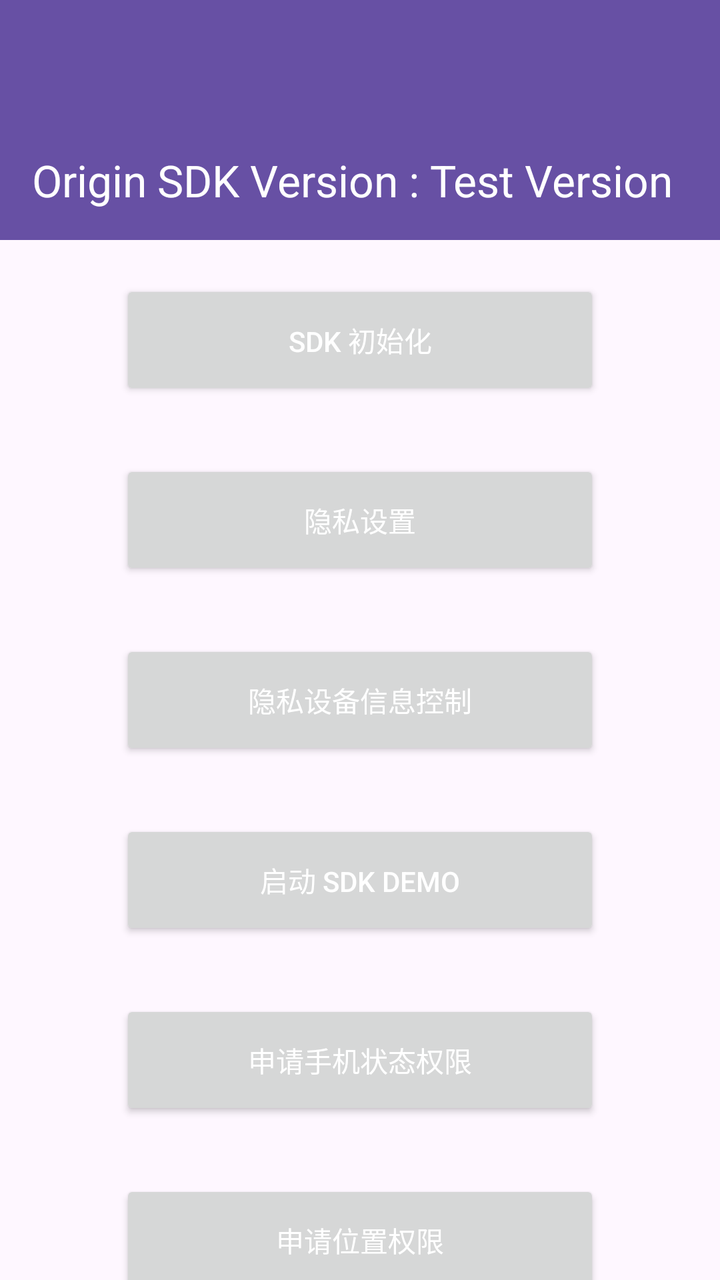
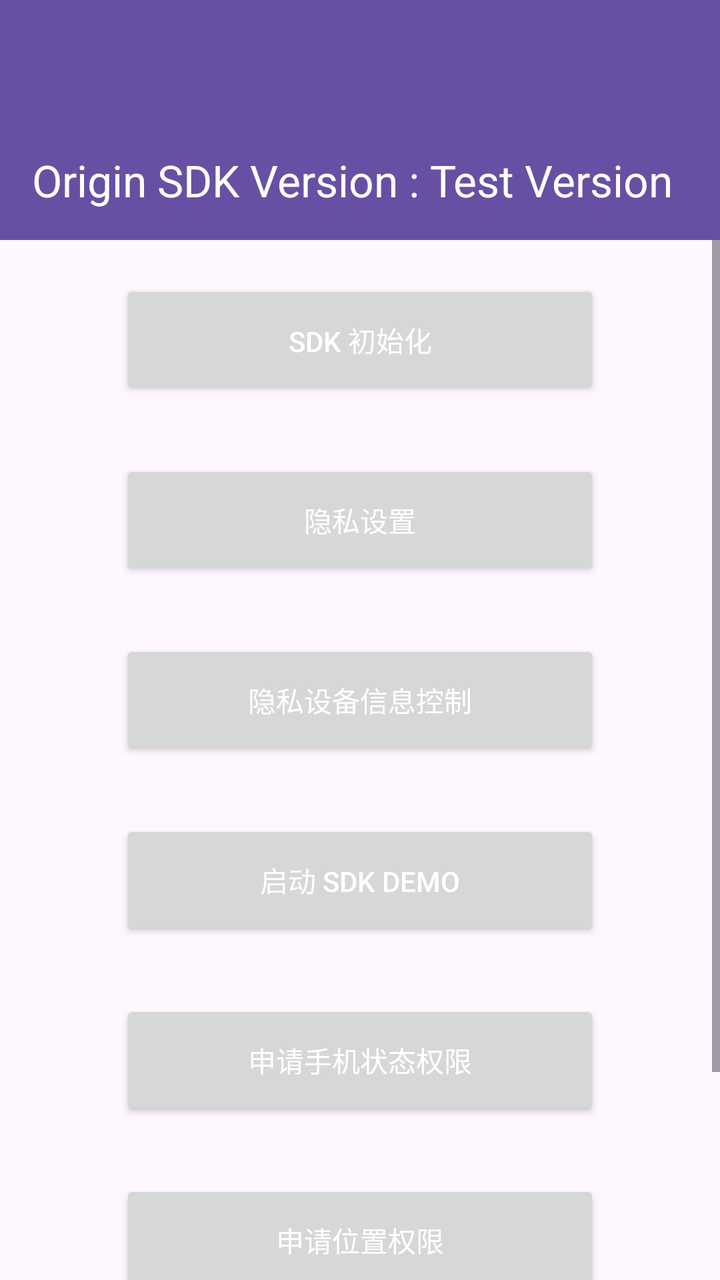

Screens rendered from an Android XML layout before and after an edit, with the pre-edit source and the edit as a unified diff.
<!-- AndroidManifest.xml: application theme Theme.Adsdemo -->
<!-- res/layout/activity_main.xml -->
<?xml version="1.0" encoding="utf-8"?>
<LinearLayout xmlns:android="http://schemas.android.com/apk/res/android"
    xmlns:app="http://schemas.android.com/apk/res-auto"
    android:layout_width="match_parent"
    android:layout_height="match_parent"
    android:gravity="center_horizontal"
    android:orientation="vertical">

    <com.google.android.material.appbar.MaterialToolbar
        android:id="@+id/toolbar"
        android:layout_width="match_parent"
        android:layout_height="120dp"
        android:background="@color/colorPrimary"
        android:paddingTop="60dp"
        app:title="Origin SDK Version : Test Version"
        app:titleTextColor="@color/white" />

    <Button
        android:id="@+id/btn_sdk_init"
        android:layout_width="240dp"
        android:layout_height="60dp"
        android:layout_marginTop="20dp"
        android:layout_marginBottom="30dp"
        android:gravity="center"
        android:text="SDK 初始化" />


    <Button
        android:id="@+id/btn_privacy_setting"
        android:layout_width="240dp"
        android:layout_height="60dp"
        android:layout_marginBottom="30dp"
        android:gravity="center"
        android:text="隐私设置" />

    <Button
        android:id="@+id/btn_device_setting"
        android:layout_width="240dp"
        android:layout_height="60dp"
        android:layout_marginBottom="30dp"
        android:gravity="center"
        android:text="隐私设备信息控制" />

    <Button
        android:id="@+id/btn_start_sdk"
        android:layout_width="240dp"
        android:layout_height="60dp"
        android:layout_marginBottom="30dp"
        android:gravity="center"
        android:text="启动 SDK Demo" />

    <Button
        android:id="@+id/btn_request_phone_state"
        android:layout_width="240dp"
        android:layout_height="60dp"
        android:layout_marginBottom="30dp"
        android:gravity="center"
        android:text="申请手机状态权限" />

    <Button
        android:id="@+id/btn_request_location"
        android:layout_width="240dp"
        android:layout_height="60dp"
        android:layout_marginBottom="30dp"
        android:gravity="center"
        android:text="申请位置权限" />


    <Button
        android:id="@+id/btn_benchmark_test"
        android:layout_width="240dp"
        android:layout_height="60dp"
        android:layout_marginBottom="30dp"
        android:gravity="center"
        android:text="Benchmark Test" />


</LinearLayout>
<!-- resources referenced by this layout -->
<resources>
  <color name="colorPrimary">#6750A4</color>
  <color name="white">#FFFFFF</color>
  <style name="Theme.Adsdemo" parent="Base.Theme.Adsdemo" />
  <style name="Base.Theme.Adsdemo" parent="Theme.Material3.Light.NoActionBar">
          
  
          
          <item name="colorPrimary">@color/colorPrimary</item>
          
          <item name="android:textColorPrimary">@color/white</item>
      </style>
</resources>

<!-- the commit's change to res/layout/activity_main.xml (unified diff, before → after) -->
@@ -15,64 +15,81 @@
         app:title="Origin SDK Version : Test Version"
         app:titleTextColor="@color/white" />
 
-    <Button
-        android:id="@+id/btn_sdk_init"
-        android:layout_width="240dp"
-        android:layout_height="60dp"
-        android:layout_marginTop="20dp"
-        android:layout_marginBottom="30dp"
-        android:gravity="center"
-        android:text="SDK 初始化" />
+
+    <ScrollView
+        android:layout_width="match_parent"
+        android:layout_height="0dp"
+        android:layout_weight="1"
+        android:fillViewport="true">
+
+        <LinearLayout
+            android:layout_width="match_parent"
+            android:layout_height="wrap_content"
+            android:gravity="center_horizontal"
+            android:orientation="vertical">
+
+            <Button
+                android:id="@+id/btn_sdk_init"
+                android:layout_width="240dp"
+                android:layout_height="60dp"
+                android:layout_marginTop="20dp"
+                android:layout_marginBottom="30dp"
+                android:gravity="center"
+                android:text="SDK 初始化" />
 
 
-    <Button
-        android:id="@+id/btn_privacy_setting"
-        android:layout_width="240dp"
-        android:layout_height="60dp"
-        android:layout_marginBottom="30dp"
-        android:gravity="center"
-        android:text="隐私设置" />
+            <Button
+                android:id="@+id/btn_privacy_setting"
+                android:layout_width="240dp"
+                android:layout_height="60dp"
+                android:layout_marginBottom="30dp"
+                android:gravity="center"
+                android:text="隐私设置" />
 
-    <Button
-        android:id="@+id/btn_device_setting"
-        android:layout_width="240dp"
-        android:layout_height="60dp"
-        android:layout_marginBottom="30dp"
-        android:gravity="center"
-        android:text="隐私设备信息控制" />
+            <Button
+                android:id="@+id/btn_device_setting"
+                android:layout_width="240dp"
+                android:layout_height="60dp"
+                android:layout_marginBottom="30dp"
+                android:gravity="center"
+                android:text="隐私设备信息控制" />
 
-    <Button
-        android:id="@+id/btn_start_sdk"
-        android:layout_width="240dp"
-        android:layout_height="60dp"
-        android:layout_marginBottom="30dp"
-        android:gravity="center"
-        android:text="启动 SDK Demo" />
+            <Button
+                android:id="@+id/btn_start_sdk"
+                android:layout_width="240dp"
+                android:layout_height="60dp"
+                android:layout_marginBottom="30dp"
+                android:gravity="center"
+                android:text="启动 SDK Demo" />
 
-    <Button
-        android:id="@+id/btn_request_phone_state"
-        android:layout_width="240dp"
-        android:layout_height="60dp"
-        android:layout_marginBottom="30dp"
-        android:gravity="center"
-        android:text="申请手机状态权限" />
+            <Button
+                android:id="@+id/btn_request_phone_state"
+                android:layout_width="240dp"
+                android:layout_height="60dp"
+                android:layout_marginBottom="30dp"
+                android:gravity="center"
+                android:text="申请手机状态权限" />
 
-    <Button
-        android:id="@+id/btn_request_location"
-        android:layout_width="240dp"
-        android:layout_height="60dp"
-        android:layout_marginBottom="30dp"
-        android:gravity="center"
-        android:text="申请位置权限" />
+            <Button
+                android:id="@+id/btn_request_location"
+                android:layout_width="240dp"
+                android:layout_height="60dp"
+                android:layout_marginBottom="30dp"
+                android:gravity="center"
+                android:text="申请位置权限" />
 
 
-    <Button
-        android:id="@+id/btn_benchmark_test"
-        android:layout_width="240dp"
-        android:layout_height="60dp"
-        android:layout_marginBottom="30dp"
-        android:gravity="center"
-        android:text="Benchmark Test" />
+            <Button
+                android:id="@+id/btn_benchmark_test"
+                android:layout_width="240dp"
+                android:layout_height="60dp"
+                android:layout_marginBottom="30dp"
+                android:gravity="center"
+                android:text="Benchmark Test" />
 
 
+        </LinearLayout>
+
+    </ScrollView>
+
 </LinearLayout>
